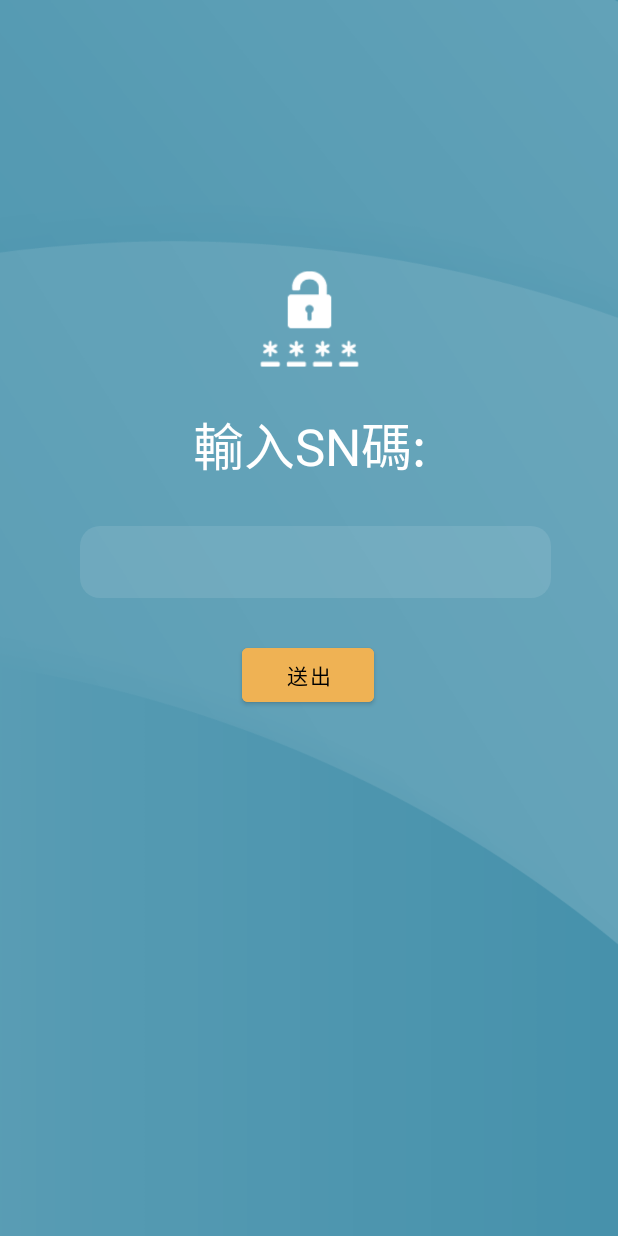
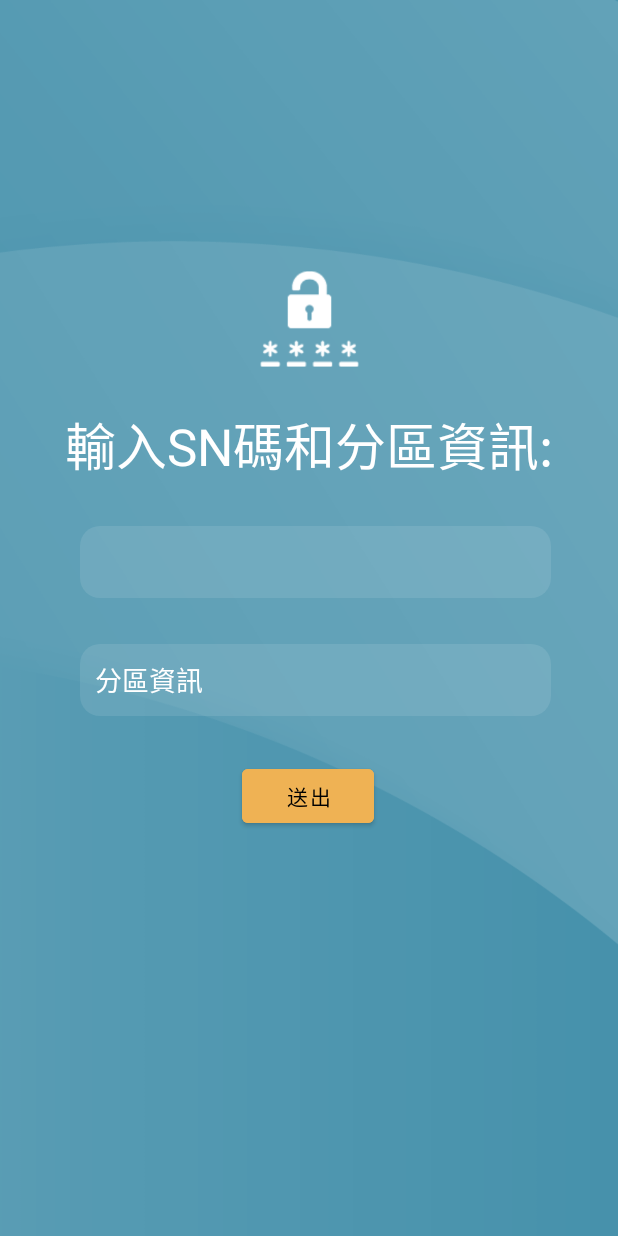
Before and after one commit to mickey234chu/LockScreenService, an Android app: the screen it shows after launch (FirstActivity), after a tap on "送出", on a phone screen of 412 x 824 dp. Run offline under Robolectric (Android 15) with nearby library versions, the phone set to English and light mode, and no system bars.

Commit message:
add a websocket function([SN]_switch) that will switch a new websocket link after receive a message form websocket redesign activity_first.xml for add a new text for get domain information

```diff
--- a/app/src/main/java/com/example/bootservice/FirstActivity.java
+++ b/app/src/main/java/com/example/bootservice/FirstActivity.java
@@ -35,9 +35,9 @@ import java.util.Calendar;
 public class FirstActivity extends AppCompatActivity {
 
     TextView textView;
-    EditText et;
+    EditText et,et2;
     Button btnSend;
-    String SN;
+    String SN,domain;
     boolean Hrecord = false;
     boolean webtest = false;
     HttpURLConnection connection;
@@ -59,6 +59,7 @@ public class FirstActivity extends AppCompatActivity {
 
         textView = findViewById(R.id.textView);
         et = findViewById(R.id.et);
+        et2 = findViewById(R.id.et2);
         btnSend = findViewById(R.id.btnSend);
 
 
@@ -79,12 +80,28 @@ public class FirstActivity extends AppCompatActivity {
                 }
             }
         });
+        et2.setOnFocusChangeListener(new View.OnFocusChangeListener() {
+            @Override
+            public void onFocusChange(View v, boolean hasFocus) {
+                if(hasFocus)
+                {
+                    et2.setHint("");
 
+                }
+                else
+                {
+                    if(et2.getText().length()<=0)
+                    {
+                        et2.setHint("分區資訊");
+                    }
+                }
+            }
+        });
         btnSend.setOnClickListener(new View.OnClickListener() {
             @Override
             public void onClick(View v) {
                 SN = et.getText().toString().trim();
-
+                domain = et2.getText().toString().trim();
                 StringBuilder response = new StringBuilder();
 
                 try {
@@ -104,7 +121,8 @@ public class FirstActivity extends AppCompatActivity {
                     e.printStackTrace();
                 }
 
-                if (!SN.isEmpty()) {
+                //輸入欄位判斷
+                if (!SN.isEmpty() && !domain.isEmpty()) {
                     new Thread(new Runnable() {
                         @Override
                         public void run() {
@@ -112,11 +130,12 @@ public class FirstActivity extends AppCompatActivity {
                                 connection = (HttpURLConnection) url.openConnection();
                                 connection.setRequestMethod("GET");
                                 connection.setRequestProperty("SN", SN);
+                                connection.setRequestProperty("domain", domain);
                                 connection.connect();
 
-
+                                //回傳判斷
                                 int responseCode = connection.getResponseCode();
-                                //存有本機SN
+                                //database 存有本機SN
                                 if(responseCode == HttpURLConnection.HTTP_OK )
                                 {
                                     InputStream is = connection.getInputStream();
@@ -138,7 +157,7 @@ public class FirstActivity extends AppCompatActivity {
 
 
                                 }
-                                else//不存在本機SN記錄
+                                else//database不存在本機SN記錄
                                 {
 
 
@@ -154,10 +173,12 @@ public class FirstActivity extends AppCompatActivity {
                                 Log.e("HTTP",e.toString());
                                 Log.e("HTTP","conn fail");
                             }
+                            //API response result 處理
                             if(Hrecord) {
                                 DateTimeFormatter dtf = DateTimeFormatter.ofPattern("yyyy-MM-dd HH:mm:ss");
                                 Intent intent = new Intent(FirstActivity.this, MainActivity.class);
                                 intent.putExtra("SN", SN);
+                                intent.putExtra("domain", domain);
                                 try {
                                     intent.putExtra("socketaddress", jsonObject.getString("socketaddress"));
                                     intent.putExtra("apiaddress", jsonObject.getString("apiaddress"));
@@ -177,7 +198,7 @@ public class FirstActivity extends AppCompatActivity {
                                     @Override
                                     public void run() {
                                         Toast.makeText(getApplicationContext(),
-                                                "登記失敗，請檢查網路連線並確定SN輸入是否正確",Toast.LENGTH_LONG).show();
+                                                "登記失敗，請檢查網路連線並確定所有輸入是否正確",Toast.LENGTH_LONG).show();
                                         Log.e("HTTP","fail text");
                                     }
                                 });
@@ -186,7 +207,7 @@ public class FirstActivity extends AppCompatActivity {
                                 {
                                     Intent intent = new Intent(FirstActivity.this, MainActivity.class);
                                     intent.putExtra("SN", SN);
-
+                                        // add testing data
                                         intent.putExtra("socketaddress", "ws://imoeedge20220914134800.azurewebsites.net/api/WebSoket?nickName=");
                                         intent.putExtra("apiaddress", "http://imoeedge20220914134800.azurewebsites.net/api/Usertime");
                                         intent.putExtra("unitinfro", "基隆市市立八堵國小");
@@ -209,7 +230,16 @@ public class FirstActivity extends AppCompatActivity {
                 }
                 else
                 {
-                    Log.e("HTTP","Empty SN");
+                    String errormessage = "缺失以下資訊:\n";
+                    if(SN.isEmpty())
+                    {
+                        errormessage += "SN碼\n";
+                    }
+                    if(domain.isEmpty())
+                    {
+                        errormessage += "分區資訊\n";
+                    }
+                    Log.e("HTTP",errormessage);
                 }
 
             }
--- a/app/src/main/java/com/example/bootservice/ServerService.java
+++ b/app/src/main/java/com/example/bootservice/ServerService.java
@@ -448,6 +448,10 @@ public class ServerService<Myboolean> extends Service {
                     | android.view.WindowInsets.Type.navigationBars());
 
 
+
+        }
+        else
+        {
 
         }
 
--- a/app/src/main/res/layout/activity_first.xml
+++ b/app/src/main/res/layout/activity_first.xml
@@ -11,7 +11,7 @@
         android:id="@+id/textView"
         android:layout_width="wrap_content"
         android:layout_height="wrap_content"
-        android:text="輸入SN碼:"
+        android:text="輸入SN碼和分區資訊:"
         android:textColor="@color/white"
         android:textSize="34sp"
         app:layout_constraintBottom_toTopOf="@+id/et"
@@ -40,6 +40,26 @@
         app:layout_constraintTop_toTopOf="parent"
         app:layout_constraintVertical_bias="0.452" />
 
+    <EditText
+        android:id="@+id/et2"
+        android:layout_width="314dp"
+        android:layout_height="48dp"
+        android:layout_marginLeft="10dp"
+        android:background="@drawable/shape_selector"
+        android:ems="10"
+        android:hint="分區資訊"
+        android:inputType="textPersonName"
+        android:minHeight="48dp"
+        android:paddingLeft="10dp"
+        android:textColor="#ffffff"
+        android:textColorHint="#ffffff"
+        app:layout_constraintBottom_toBottomOf="parent"
+        app:layout_constraintEnd_toEndOf="parent"
+        app:layout_constraintHorizontal_bias="0.494"
+        app:layout_constraintStart_toStartOf="parent"
+        app:layout_constraintTop_toTopOf="parent"
+        app:layout_constraintVertical_bias="0.553" />
+
     <Button
         android:id="@+id/btnSend"
         android:layout_width="wrap_content"
@@ -52,7 +72,7 @@
         app:layout_constraintHorizontal_bias="0.498"
         app:layout_constraintStart_toStartOf="parent"
         app:layout_constraintTop_toTopOf="parent"
-        app:layout_constraintVertical_bias="0.549" />
+        app:layout_constraintVertical_bias="0.653" />
 
     <ImageView
         android:id="@+id/imageView"
```
